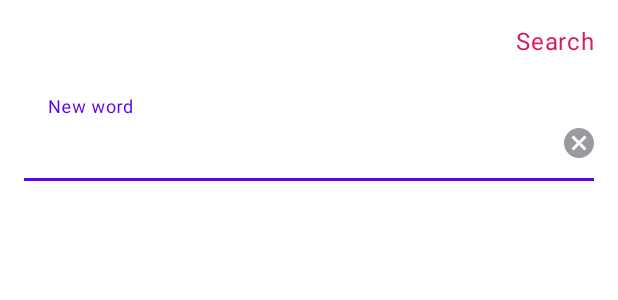
After one commit to Rinat-M/AndroidProfessinal, an Android app: the layout search_dialog_fragment.xml on its own in the app's theme, with its tools: preview values and no code run, on a phone screen of 412 x 824 dp. The commit adds this screen. Shown: the top 300 px of the screen. Run offline under Robolectric (Android 15) with nearby library versions, the light colour scheme and no system bars.

Commit message:
Added search dialog. Word search functionality implemented

```diff
--- a/Translator/app/build.gradle
+++ b/Translator/app/build.gradle
@@ -11,8 +11,8 @@ android {
         applicationId "com.rino.translator"
         minSdk 28
         targetSdk 31
-        versionCode 4
-        versionName "1.0.4"
+        versionCode 5
+        versionName "1.0.5"
 
         testInstrumentationRunner "androidx.test.runner.AndroidJUnitRunner"
     }
--- a/Translator/app/src/main/java/com/rino/translator/core/model/Meanings.kt
+++ b/Translator/app/src/main/java/com/rino/translator/core/model/Meanings.kt
@@ -2,5 +2,6 @@ package com.rino.translator.core.model
 
 data class Meanings(
     val translation: Translation?,
+    val previewUrl: String?,
     val imageUrl: String?
 )
--- a/Translator/app/src/main/java/com/rino/translator/core/model/Translation.kt
+++ b/Translator/app/src/main/java/com/rino/translator/core/model/Translation.kt
@@ -1,5 +1,6 @@
 package com.rino.translator.core.model
 
 data class Translation(
-    val translation: String?
+    val text: String?,
+    val note: String?
 )
--- a/Translator/app/src/main/java/com/rino/translator/network/DictionaryApiHolder.kt
+++ b/Translator/app/src/main/java/com/rino/translator/network/DictionaryApiHolder.kt
@@ -38,7 +38,7 @@ object DictionaryApiHolder {
     private fun getHttpLoggingInterceptor(): HttpLoggingInterceptor? {
         return if (BuildConfig.DEBUG) {
             HttpLoggingInterceptor().apply {
-                level = HttpLoggingInterceptor.Level.BASIC
+                level = HttpLoggingInterceptor.Level.BODY
             }
         } else {
             null
--- a/Translator/app/src/main/java/com/rino/translator/ui/main/MainView.kt
+++ b/Translator/app/src/main/java/com/rino/translator/ui/main/MainView.kt
@@ -4,10 +4,14 @@ import com.rino.translator.core.model.Word
 import moxy.MvpView
 import moxy.viewstate.strategy.AddToEndSingleStrategy
 import moxy.viewstate.strategy.StateStrategyType
+import moxy.viewstate.strategy.alias.Skip
 
 @StateStrategyType(AddToEndSingleStrategy::class)
 interface MainView : MvpView {
 
     fun updateList(words: List<Word>)
 
+    @Skip
+    fun showMessage(message: String)
+
 }
--- /dev/null
+++ b/Translator/app/src/main/res/drawable/ic_delete_text.xml
@@ -0,0 +1,9 @@
+<vector xmlns:android="http://schemas.android.com/apk/res/android"
+    android:width="20dp"
+    android:height="20dp"
+    android:viewportWidth="510"
+    android:viewportHeight="510">
+    <path
+        android:fillColor="@color/color_delete_text_icon"
+        android:pathData="M255,0C114.75,0 0,114.75 0,255s114.75,255 255,255s255,-114.75 255,-255S395.25,0 255,0zM382.5,346.8l-35.7,35.7L255,290.7l-91.8,91.8l-35.7,-35.7l91.8,-91.8l-91.8,-91.8l35.7,-35.7l91.8,91.8l91.8,-91.8l35.7,35.7L290.7,255L382.5,346.8z" />
+</vector>
--- /dev/null
+++ b/Translator/app/src/main/res/layout/search_dialog_fragment.xml
@@ -0,0 +1,54 @@
+<LinearLayout xmlns:android="http://schemas.android.com/apk/res/android"
+    xmlns:tools="http://schemas.android.com/tools"
+    android:id="@+id/bottom_sheet_dialog_layout"
+    android:layout_width="match_parent"
+    android:layout_height="205dp"
+    android:layout_marginBottom="@dimen/size_16"
+    android:fitsSystemWindows="true"
+    android:orientation="vertical">
+
+    <TextView
+        android:id="@+id/search_button_textview"
+        style="@style/TextViewButtonStyle"
+        android:layout_width="wrap_content"
+        android:layout_height="wrap_content"
+        android:layout_gravity="end"
+        android:layout_marginTop="@dimen/size_16"
+        android:layout_marginEnd="@dimen/size_16"
+        android:text="@string/button_search" />
+
+    <FrameLayout
+        android:layout_width="match_parent"
+        android:layout_height="wrap_content"
+        android:layout_marginStart="@dimen/size_16"
+        android:layout_marginTop="@dimen/size_16"
+        android:layout_marginEnd="@dimen/size_16"
+        android:layout_marginBottom="@dimen/size_24">
+
+        <com.google.android.material.textfield.TextInputLayout
+            android:id="@+id/search_input_layout"
+            android:layout_width="match_parent"
+            android:layout_height="wrap_content"
+            android:hint="@string/search_hint">
+
+            <com.google.android.material.textfield.TextInputEditText
+                android:id="@+id/search_edit_text"
+                style="@style/BaseEditTextStyle"
+                android:layout_width="match_parent"
+                android:layout_height="wrap_content" />
+
+        </com.google.android.material.textfield.TextInputLayout>
+
+        <ImageView
+            android:id="@+id/clear_text_imageview"
+            android:layout_width="wrap_content"
+            android:layout_height="wrap_content"
+            android:layout_gravity="center_vertical|end"
+            android:layout_marginTop="@dimen/size_8"
+            android:contentDescription="@string/delete_description"
+            android:src="@drawable/ic_delete_text"
+            android:visibility="visible"
+            tools:visibility="visible" />
+    </FrameLayout>
+
+</LinearLayout>
--- a/Translator/app/src/main/res/values/colors.xml
+++ b/Translator/app/src/main/res/values/colors.xml
@@ -7,4 +7,10 @@
     <color name="teal_700">#FF018786</color>
     <color name="black">#FF000000</color>
     <color name="white">#FFFFFFFF</color>
+
+    <color name="colorAccent">#D81B60</color>
+    <color name="color_text_main">#66000014</color>
+    <color name="color_delete_text_icon">#66000014</color>
+    <color name="color_text_header">#313131</color>
+
 </resources>
--- /dev/null
+++ b/Translator/app/src/main/res/values/dimens.xml
@@ -0,0 +1,11 @@
+<?xml version="1.0" encoding="utf-8"?>
+<resources>
+    <dimen name="size_8">8dp</dimen>
+    <dimen name="size_16">16dp</dimen>
+    <dimen name="size_24">24dp</dimen>
+
+    <dimen name="text_size_standard">16sp</dimen>
+    <dimen name="text_size_large">24sp</dimen>
+
+    <dimen name="bottom_sheet_dialog_corner_radius">10dp</dimen>
+</resources>
--- a/Translator/app/src/main/res/values/strings.xml
+++ b/Translator/app/src/main/res/values/strings.xml
@@ -1,3 +1,7 @@
 <resources>
-    <string name="app_name">Translator</string>
+    <string name="app_name">Dictionary</string>
+    <string name="button_search">Search</string>
+    <string name="search_hint">New word</string>
+    <string name="delete_description">X</string>
+    <string name="fab">FAB</string>
 </resources>
--- a/Translator/app/src/main/res/values/themes.xml
+++ b/Translator/app/src/main/res/values/themes.xml
@@ -11,6 +11,47 @@
         <item name="colorOnSecondary">@color/black</item>
         <!-- Status bar color. -->
         <item name="android:statusBarColor" tools:targetApi="l">?attr/colorPrimaryVariant</item>
+
         <!-- Customize your theme here. -->
+        <item name="bottomSheetDialogTheme">@style/AppBottomSheetDialogTheme</item>
     </style>
+
+    <style name="BaseTextStyle" parent="TextAppearance.MaterialComponents.Body1">
+        <item name="android:textColor">@color/color_text_main</item>
+        <item name="android:textSize">@dimen/text_size_standard</item>
+        <item name="android:textStyle">normal</item>
+    </style>
+
+    <style name="TextViewButtonStyle" parent="BaseTextStyle">
+        <item name="android:textColor">@color/colorAccent</item>
+    </style>
+
+    <style name="BaseEditTextStyle">
+        <item name="android:background">@color/white</item>
+        <item name="android:imeOptions">actionNext</item>
+        <item name="android:textSize">@dimen/text_size_large</item>
+
+        <item name="android:inputType">text</item>
+    </style>
+
+    <style name="HeaderTextStyle" parent="BaseTextStyle">
+        <item name="android:textColor">@color/color_text_header</item>
+        <item name="android:textSize">@dimen/text_size_standard</item>
+        <item name="android:textStyle">bold</item>
+    </style>
+
+    <style name="AppBottomSheetDialogTheme" parent="Theme.MaterialComponents.Light.BottomSheetDialog">
+        <item name="bottomSheetStyle">@style/AppModalStyle</item>
+    </style>
+
+    <style name="AppModalStyle" parent="Widget.MaterialComponents.BottomSheet.Modal">
+        <item name="shapeAppearance">@style/BottomSheetShapeAppearance</item>
+    </style>
+
+    <style name="BottomSheetShapeAppearance" parent="ShapeAppearance.MaterialComponents.LargeComponent">
+        <item name="cornerFamily">rounded</item>
+        <item name="cornerSizeTopLeft">@dimen/bottom_sheet_dialog_corner_radius</item>
+        <item name="cornerSizeTopRight">@dimen/bottom_sheet_dialog_corner_radius</item>
+    </style>
+
 </resources>
```
Also changed, not shown: Translator/app/src/main/java/com/rino/translator/ui/Extensions.kt (added, +13 -0 lines), Translator/app/src/main/java/com/rino/translator/ui/main/MainActivity.kt (+39 -1 lines), Translator/app/src/main/java/com/rino/translator/ui/main/MainPresenter.kt (+19 -0 lines), Translator/app/src/main/java/com/rino/translator/ui/main/SearchDialogFragment.kt (added, +86 -0 lines), Translator/app/src/main/java/com/rino/translator/ui/main/adapter/WordsAdapter.kt (added, +46 -0 lines), Translator/app/src/main/res/drawable/bottom_sheet_dialog_background.xml (added, +9 -0 lines), Translator/app/src/main/res/drawable/ic_search.xml (added, +10 -0 lines), Translator/app/src/main/res/layout/activity_main.xml (+18 -5 lines), Translator/app/src/main/res/layout/word_item.xml (added, +25 -0 lines).
